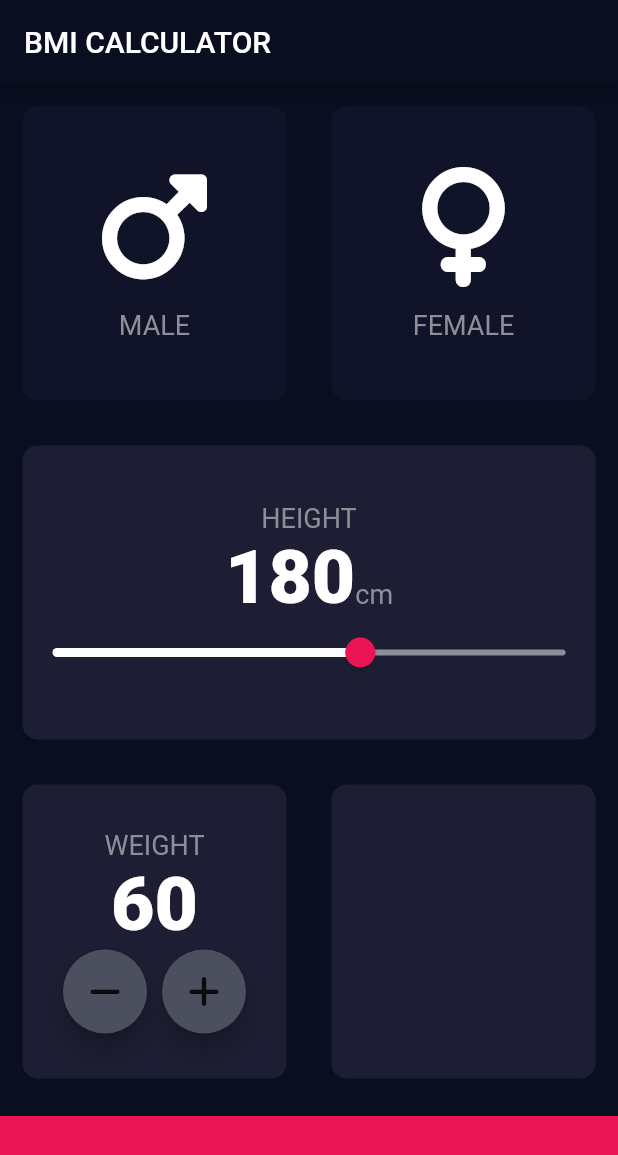
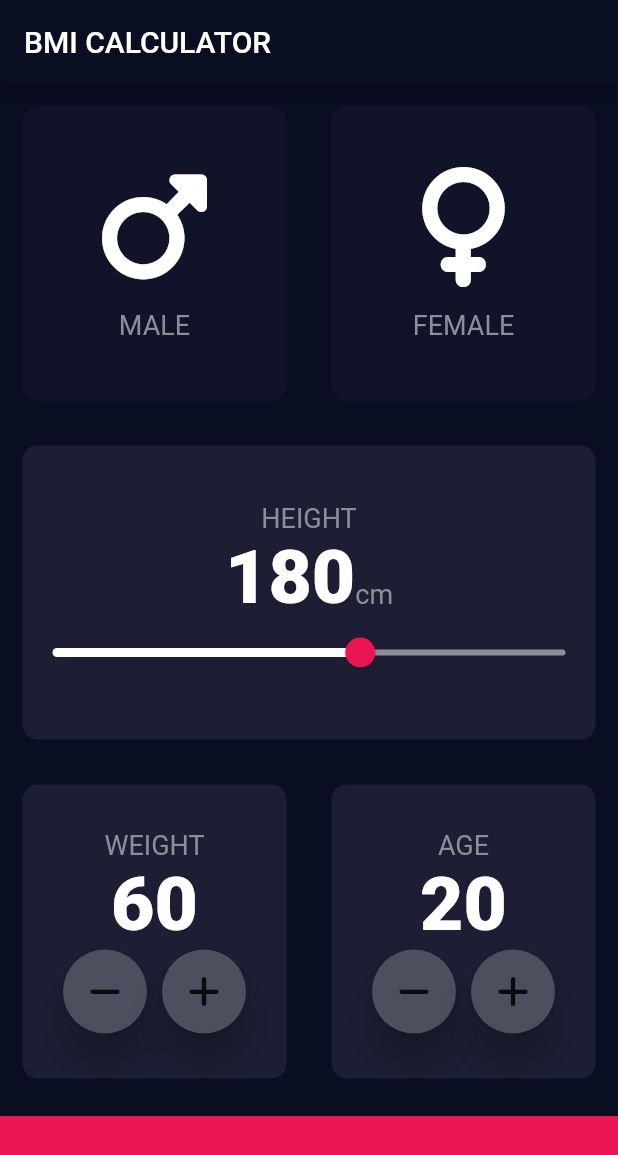
Before and after one commit to ania-niezychowska/BMIApp, a Flutter app: the screen it shows after launch, on a phone screen of 412 x 824 dp. Shown: the top 1155 px of the screen. Run offline on Flutter 3.47's test engine with Material 2 defaults, Android fonts, the phone set to English and light mode, and no system bars; our stand-ins replace font_awesome_flutter; missing offline and left inert: dart:html.

Commit message:
add age and weight cards

```diff
--- /dev/null
+++ b/lib/constantsGITHUB.dart
@@ -0,0 +1,41 @@
+import 'package:flutter/material.dart';
+
+const kBottomContainerHeight = 80.0;
+const kActiveCardColour = Color(0xFF1D1E33);
+const kInactiveCardColour = Color(0xFF111328);
+const kBottomContainerColour = Color(0xFFEB1555);
+
+const kLabelTextStyle = TextStyle(
+  fontSize: 18.0,
+  color: Color(0xFF8D8E98),
+);
+
+const kNumberTextStyle = TextStyle(
+  fontSize: 50.0,
+  fontWeight: FontWeight.w900,
+);
+
+const kLargeButtonTextStyle = TextStyle(
+  fontSize: 25.0,
+  fontWeight: FontWeight.bold,
+);
+
+const kTitleTextStyle = TextStyle(
+  fontSize: 50.0,
+  fontWeight: FontWeight.bold,
+);
+
+const kResultTextStyle = TextStyle(
+  color: Color(0xFF24D876),
+  fontSize: 22.0,
+  fontWeight: FontWeight.bold,
+);
+
+const kBMITextStyle = TextStyle(
+  fontSize: 100.0,
+  fontWeight: FontWeight.bold,
+);
+
+const kBodyTextStyle = TextStyle(
+  fontSize: 22.0,
+);
--- a/lib/input_page.dart
+++ b/lib/input_page.dart
@@ -20,6 +20,7 @@ class _InputPageState extends State<InputPage> {
   Gender? selectedGender;
   int height = 180;
   int weight = 60;
+  int age = 20;
 
   @override
   Widget build(BuildContext context) {
@@ -122,7 +123,7 @@ class _InputPageState extends State<InputPage> {
           ),
           Expanded(
               child: Row(
-            children: <Widget>[
+            children: [
               Expanded(
                 child: ReusableCard(
                   colour: kActiveCardColor,
@@ -139,24 +140,63 @@ class _InputPageState extends State<InputPage> {
                       ),
                       Row(
                         mainAxisAlignment: MainAxisAlignment.center,
-                        children: <Widget>[
-                          RoundIconButton(icon: FontAwesomeIcons.minus,
+                        children: [
+                          RoundIconButton(
+                            icon: FontAwesomeIcons.minus,
+                            onPressed: () {
+                              setState(() {
+                                weight--;
+                              });
+                            },
                           ),
-                          SizedBox(width: 10.0,
+                          SizedBox(
+                            width: 10.0,
                           ),
-                          RoundIconButton(icon: FontAwesomeIcons.plus,
+                          RoundIconButton(
+                            icon: FontAwesomeIcons.plus,
+                            onPressed: () {
+                              setState(() {
+                                weight++;
+                              });
+                            },
                           ),
+                        ],
+                      ),
                     ],
-                  ),
-                ],
-    ), onPress: () {  },
-              ),
+                  ), onPress: () {  },
+                ),
               ),
               Expanded(
                 child: ReusableCard(
                   colour: kActiveCardColor,
                   cardChild: Column(
-                    children: [],
+                    mainAxisAlignment: MainAxisAlignment.center,
+                    children: <Widget>[
+                      Text(
+                        'AGE',
+                        style: kLabelTextStyle,
+                      ),
+                      Text(
+                        age.toString(),
+                        style: kNumberTextStyle,
+                      ),
+                      Row(
+                        mainAxisAlignment: MainAxisAlignment.center,
+                        children: <Widget>[
+                          RoundIconButton(icon: FontAwesomeIcons.minus, onPressed: () {
+                            setState(() {
+                              age--;
+                            });
+                          }),
+                          SizedBox(width: 10.0,),
+                          RoundIconButton(icon: FontAwesomeIcons.plus, onPressed: () {
+                            setState(() {
+                              age++;
+                            });
+                          })
+                        ],
+                      )
+                    ],
                   ),
                   onPress: () {},
                 ),
@@ -176,22 +216,23 @@ class _InputPageState extends State<InputPage> {
 }
 
 class RoundIconButton extends StatelessWidget {
-
-  RoundIconButton({required this.icon});
+  RoundIconButton({required this.icon, required this.onPressed});
 
   final IconData icon;
+  final Function onPressed;
+
   @override
   Widget build(BuildContext context) {
     return RawMaterialButton(
+      elevation: 10.0,
       child: Icon(icon),
-      onPressed: () {},
-      elevation: 6.0,
+      onPressed: () => onPressed(),
       constraints: BoxConstraints.tightFor(
         width: 56.0,
-        height: 56.0,
+        height: 56.0
       ),
       shape: CircleBorder(),
       fillColor: Color(0xFF4C4F5E),
     );
   }
- }
+}
```
